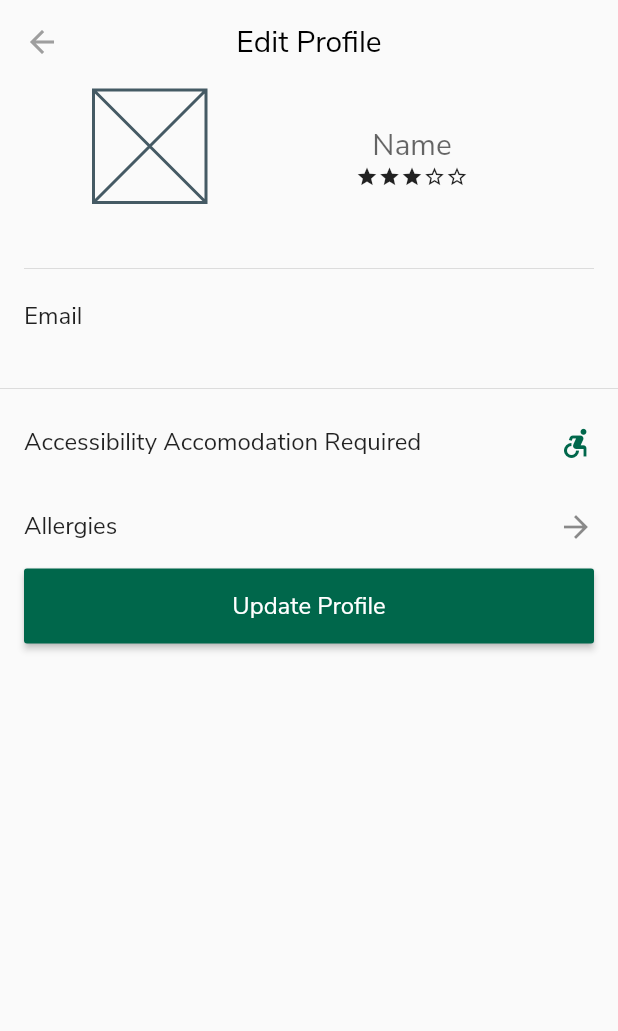
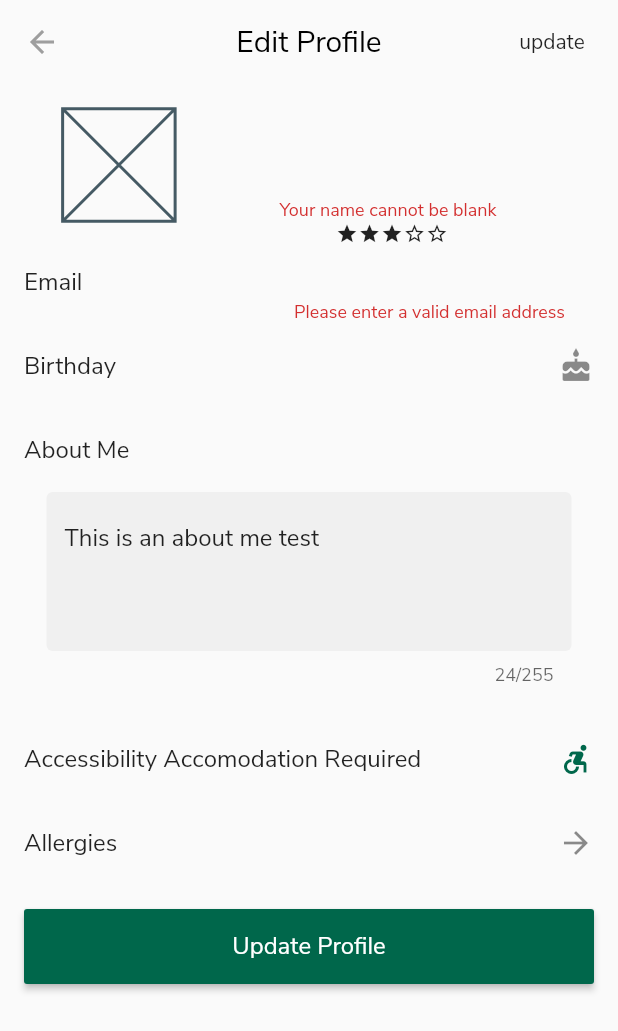
Before and after one commit to baileysp/humanaty, a Flutter app: the Profile screen opened directly with empty values, after a tap on "Accessibility Accomodation Required", after a tap on "Update Profile", on a phone screen of 412 x 824 dp. Shown: the top 1031 px of the screen. Run offline on Flutter 3.47's test engine with Material 2 defaults, Android fonts, the phone set to English and light mode, and no system bars; our stand-ins replace cloud_firestore, firebase_auth, flutter_datetime_picker, flutter_spinkit, google_maps_flutter, google_sign_in; missing offline and left inert: enum_to_string, loader_search_bar; accounts and stored records are empty.

Commit message:
Additional Profile Screen work
added birthday, about me.
change ui slightly

```diff
--- a/lib/models/user.dart
+++ b/lib/models/user.dart
@@ -7,12 +7,12 @@ class User {
 
 class UserData {
   final String uid;
-  final String displayName;
-  final String email;
-  final String photo;
-  final String aboutMe;
-  final String location;
-  final String birthday;
+  String displayName;
+  String email;
+  String photo;
+  String aboutMe;
+  String location;
+  DateTime birthday;
   final Map<String, bool> allergies;
 
   //currently limited to wheelChairAccessibility, can be expanded in future
--- a/lib/routes/profile/allergy.dart
+++ b/lib/routes/profile/allergy.dart
@@ -12,7 +12,6 @@ class AllergyPage extends StatefulWidget{
   @override
   _AllergyPageState createState() => _AllergyPageState();
 }
-
 class _AllergyPageState extends State<AllergyPage> {
 
   @override
--- a/lib/routes/profile/profile.dart
+++ b/lib/routes/profile/profile.dart
@@ -1,6 +1,8 @@
 import 'dart:ffi';
 
 import 'package:flutter/material.dart';
+import 'package:flutter/services.dart';
+import 'package:flutter_datetime_picker/flutter_datetime_picker.dart';
 import 'package:humanaty/common/widgets.dart';
 import 'package:humanaty/services/auth.dart';
 import 'package:humanaty/services/database.dart';
@@ -12,213 +14,200 @@ import 'package:humanaty/routes/_router.dart';
 
 class Profile extends StatefulWidget {
   final UserData userData;
-  const Profile({Key key, this.userData}): super(key: key);
+  const Profile({Key key, this.userData}) : super(key: key);
 
   @override
   ProfileState createState() => ProfileState();
-
 }
 
 class ProfileState extends State<Profile> {
+  final _nameController = TextEditingController();
+  final _emailController = TextEditingController();
+  final _aboutMeController = TextEditingController();
+
   final FocusNode _emailFocus = FocusNode();
-  //bool _accessibilityAccommodations;
+  final _updateProfileFormKey = GlobalKey<FormState>();
 
   @override
   void initState() {
-    //_accessibilityAccommodations = ;
-    //this.userData;
     super.initState();
   }
 
   @override
   Widget build(BuildContext context) {
     final _auth = Provider.of<AuthService>(context);
-    return profile(_auth, widget.userData, context);
-    // return StreamBuilder<UserData>(
-    //     stream: DatabaseService(uid: _auth.user.uid).userData,
-    //     builder: (context, snapshot) {
-    //       if (snapshot.hasData) {
-    //         UserData userData = snapshot.data;
-    //         return profile(_auth, userData, context);
-    //       }
-    //       Navigator.pop(context);
-    //       _auth.signOut();
-    //       return Loading();
-    //     });
+    return profile(context, _auth, widget.userData);
   }
 
-  Widget profile(AuthService _auth, UserData userData, BuildContext context) {
+  Widget profile(BuildContext context, AuthService _auth, UserData userData) {
     return Scaffold(
-      appBar: HumanatyAppBar(displayBackBtn: true, title: "Edit Profile"),
-      resizeToAvoidBottomInset: false,
-      body: SingleChildScrollView(
+      appBar: HumanatyAppBar(
+          displayBackBtn: true,
+          title: "Edit Profile",
+          actions: [updateProfileAppBar(context, _auth, userData)]),
+      //resizeToAvoidBottomInset: false,
+      body: ListView(
+          children: <Widget> [
+            Form(
+            key: _updateProfileFormKey,
             child: Column(children: <Widget>[
               header(userData),
+              emailField(userData),
+              birthdayField(context, userData),
+            ])),
+            aboutMeField(userData,),
             SizedBox(height: 20),
-          //test(),
-          Padding(
-              padding: const EdgeInsets.all(16.0),
-              child: Column(
-                children: <Widget>[
-                  //emailEntry(userData.email),
-                  Divider(),
-                  emailEdit(userData.email),
-                ],
-              )),
-          //emailEntry(),
-          Divider(),
-          //profileEntry(),
             wheelChairAccessiblity(userData),
-          allergyButton( context, _auth, userData),
-          updateProfile(_auth, userData)
-      ])),
-    );
-  }
-
-  Widget profileEntry(UserData userData) {
-    return Column(
-      crossAxisAlignment: CrossAxisAlignment.start,
-      children: <Widget>[
-        Row(
-          children: <Widget>[
-            Expanded(
-              child: TextFormField(
-                cursorColor: Pallete.humanGreen,
-                style: TextStyle(
-                    //color: Colors.red
-                    //backgroundColor: Colors.red,
-                    //decorationColor: Colors.red
+            allergyButton(context, _auth, userData),
+            SizedBox(height: 16),
+            updateProfile(context, _auth, userData)
+          ]
         ),
-                initialValue: userData.displayName,
-                decoration: InputDecoration(
-                    labelText: "First Name",
-                    labelStyle: TextStyle(fontSize: 16),
-                    border: InputBorder.none),
-              ),
-            ),
-            Expanded(
-                child: TextFormField(
-              decoration: InputDecoration(
-                  hintText: "Last Name",
-                  border: UnderlineInputBorder(
-                      borderSide: BorderSide(
-                          //color: Pallete.humanGreen
-                          ))),
-            ))
-          ],
-        ),
-      ],
     );
   }
 
   Widget header(UserData userData) {
-    return Row(
-      mainAxisAlignment: MainAxisAlignment.spaceEvenly,
+    return Padding(
+      padding: const EdgeInsets.only(right: 16, left: 32),
+      child: Row(
+        mainAxisAlignment: MainAxisAlignment.spaceAround,
         children: <Widget>[
           SizedBox(width: 75, height: 75, child: Placeholder()),
           //SizedBox(width: 50),
           Container(
-          height: 70,
-          width: 150,
+            height: 100,
+            width: 250,
             child: Column(
               children: <Widget>[
-              nameField(userData.displayName),
+                SizedBox(height: 16),
+                nameField(userData),
                 Row(
                   mainAxisAlignment: MainAxisAlignment.center,
                   children: <Widget>[
-                  HumanatyRating(rating: userData.consumerRating, starSize: 15)
+                    HumanatyRating(
+                        rating: userData.consumerRating, starSize: 15)
                   ],
                 )
               ],
             ),
           )
         ],
+      ),
     );
   }
 
-  Widget nameField(String displayName) {
-    return TextFormField(
-      initialValue: displayName,
-      style: TextStyle(fontSize: 20),
+  Widget nameField(UserData userData) {
+    _nameController.text = userData.displayName;
+    return Row(
+      mainAxisAlignment: MainAxisAlignment.center,
+      children: <Widget>[
+        SizedBox(
+            width: 150,
+            child: TextFormField(
+                controller: _nameController,
+                style: TextStyle(fontSize: 18),
                 textAlign: TextAlign.center,
-      cursorColor: Pallete.humanGreenLight,
                 decoration: InputDecoration(
-          contentPadding: EdgeInsets.only(bottom: -20),
-          hintText: "Name",
+                    contentPadding: EdgeInsets.only(),
                     border: InputBorder.none),
+                validator: nameValidator))
+      ],
     );
   }
 
-  Widget emailEntry(String email) {
-    return TextFormField(
-      initialValue: email,
-      style: TextStyle(fontSize: 16),
+  Widget emailField(UserData userData) {
+    _emailController.text = userData.email;
+    return ListTile(
+      title: Text("Email"),
+      trailing: SizedBox(
+        width: 200,
+        child: TextFormField(
+          controller: _emailController,
           focusNode: _emailFocus,
-      cursorColor: Pallete.humanGreenLight,
+          textAlign: TextAlign.right,
           decoration: InputDecoration(
             contentPadding: EdgeInsets.only(),
-          labelText: "Email",
-          labelStyle: TextStyle(
-              color: Colors.black, fontSize: 20, fontWeight: FontWeight.w600),
-          border: InputBorder.none),
+            border: InputBorder.none,
+          ),
+          inputFormatters: [BlacklistingTextInputFormatter(RegExp('[ ]'))],
+          validator: emailValidator,
+        ),
+      ),
+      onTap: () {
+        FocusScope.of(context).requestFocus(_emailFocus);
+      },
     );
   }
 
-  Widget emailEdit(String email){
-    return Row(
-      mainAxisAlignment: MainAxisAlignment.spaceBetween,
+  Widget aboutMeField(UserData userData) {
+    _aboutMeController.text = userData.aboutMe;
+    return Column(
       children: <Widget>[
-        Text("Email", style: TextStyle(fontSize: 16),),
+        ListTile(title: Text("About Me"),),
         SizedBox(
-          width: 300,
+          width: 350,
           child: TextFormField(
-            textAlign: TextAlign.right,
-            initialValue: email,
-            decoration: InputDecoration(
-              contentPadding: EdgeInsets.only(),
-              border: InputBorder.none
-            ),
-          ),
+            maxLines: 3,
+            maxLength: 255,
+            controller: _aboutMeController,
+            keyboardType: TextInputType.multiline,
+            textInputAction: TextInputAction.done,
+            decoration: textInputDecoration
+          )
         )
       ],
     );
   }
 
+  Widget birthdayField(BuildContext context, UserData userData) {
+    return ListTile(
+        title: Text("Birthday"),
+        trailing: Icon(Icons.cake),
+        onTap: () {
+          DatePicker.showDatePicker(context, currentTime: userData.birthday,
+              onConfirm: (date) {
+            userData.birthday = date;
+          },
+              theme: DatePickerTheme(
+                  doneStyle: TextStyle(color: Pallete.humanGreen)));
+        });
+  }
 
-
-  Widget birthDayEntry() {
-    return TextFormField(
-      focusNode: _emailFocus,
-      cursorColor: Pallete.humanGreenLight,
-      decoration: InputDecoration(
-          contentPadding: EdgeInsets.only(top: 20),
-          labelText: "Email",
-          labelStyle: TextStyle(color: Colors.black, fontSize: 40),
-          border: InputBorder.none),
+  Widget wheelChairAccessiblity(UserData userData) {
+    return ListTile(
+      trailing: Icon(
+          userData.accessibilityAccommodations
+              ? Icons.accessible_forward
+              : Icons.accessibility,
+          color: userData.accessibilityAccommodations
+              ? Pallete.humanGreen
+              : Colors.black45),
+      title: Text("Accessibility Accomodation Required"),
+      onTap: () {
+        setState(() {
+          userData.accessibilityAccommodations =
+              !userData.accessibilityAccommodations;
+        });
+      },
     );
   }
 
-
-  Widget wheelChairAccessiblity(UserData userData){
+  Widget allergyButton(BuildContext context, AuthService _auth, UserData userData) {
     return ListTile(
-      trailing: Icon(userData.accessibilityAccommodations ? Icons.accessible_forward : Icons.accessibility,
-                    color: userData.accessibilityAccommodations ? Pallete.humanGreen : Colors.black45),
-      title: Text("Accessibility Accomodation Required"),
-      onTap: (){setState(() {
-        userData.accessibilityAccommodations = !userData.accessibilityAccommodations;
-      });},
+      trailing: Icon(Icons.arrow_forward),
+      title: Text("Allergies"),
+      onTap: () {
+        Navigator.push(
+          context,
+          MaterialPageRoute(
+              builder: (context) =>
+                  AllergyPage(userAllergies: userData.allergies, auth: _auth)),
+        );
+      },
     );
   }
 
-  Widget allergyButton( BuildContext context, AuthService _auth, UserData userData) {
-    return ListTile(
-      trailing: Icon(Icons.arrow_forward),
-      title: Text("Allergies"),
-      onTap: (){Navigator.push(context,MaterialPageRoute(builder: (context) => AllergyPage(userAllergies: userData.allergies, auth: _auth)),);},
-    );
-  }
-
-  Widget updateProfile(AuthService _auth, UserData userData){
+  Widget updateProfile(BuildContext context, AuthService _auth, UserData userData) {
     return Padding(
       padding: const EdgeInsets.only(right: 16.0, left: 16.0),
       child: Container(
@@ -226,11 +215,37 @@ class ProfileState extends State<Profile> {
         height: 50.0,
         child: RaisedButton(
             color: Pallete.humanGreen,
-            onPressed: () async {await DatabaseService(uid: _auth.user.uid).updateUserData(userData);},
-            child: Text(
-                "Update Profile",
+            onPressed: () async {
+              updateProfileFunc(context, _auth, userData);
+            },
+            child: Text("Update Profile",
                 style: TextStyle(color: Colors.white, fontSize: 16.0))),
       ),
     );
   }
+
+  Widget updateProfileAppBar(BuildContext context, AuthService _auth, UserData userData) {
+    return FlatButton(
+        onPressed: () async {
+          updateProfileFunc(context, _auth, userData);
+        },
+        child: Text(
+          "update",
+          style: TextStyle(color: Colors.black87),
+        ));
   }
+
+  void updateProfileFunc(
+      BuildContext context, AuthService _auth, UserData userData) async {
+    if (_updateProfileFormKey.currentState.validate()) {
+      String displayName = _nameController.text.trim();
+      String email = _emailController.text;
+      String aboutMe = _aboutMeController.text;
+      userData.displayName = displayName;
+      //userData.email = email;
+      userData.aboutMe = aboutMe;
+
+      await DatabaseService(uid: _auth.user.uid).updateUserData(userData);
+    }
+  }
+}
--- a/lib/services/database.dart
+++ b/lib/services/database.dart
@@ -8,28 +8,25 @@ class DatabaseService{
   final CollectionReference userCollection = Firestore.instance.collection('users');
 
   Future<void> createUserDoc(String displayName, String email) async{
+    String currentYMD = DateTime.now().toString();
     return await userCollection.document(uid).setData({
       'displayName': displayName,
       'email' : email,
+      'aboutMe' : "",
+      'birthday' : currentYMD.substring(0, currentYMD.indexOf(" ")),
       'allergies' : Allergy().allergyMap,
       'accessibilityAccommodations' : false,
       'uid': uid
     });
   }
 
-   // Future<void> updateUserData(String displayName, String photo, String aboutMe, String location, String birthday, List<String> dietaryRestrictions, bool wheelchairRequired) async {
-  //   return await userCollection.document(uid).setData({
-  //     'displayName' : displayName,
-  //     'photo' : photo,
-  //     'aboutMe'
-  //   }, merge: true);
-  // }
-
   UserData _userDataFromSnapshot(DocumentSnapshot snapshot){
    return UserData(
       uid: uid,
       displayName: snapshot.data['displayName'],
       email: snapshot.data['email'],
+      aboutMe: snapshot.data['aboutMe'],
+      birthday: DateTime.parse(snapshot.data['birthday']),
       allergies: Map.from(snapshot.data['allergies']),
       accessibilityAccommodations: snapshot.data['accessibilityAccommodations']
     );
@@ -46,22 +43,13 @@ class DatabaseService{
   }
 
   Future<void> updateUserData(UserData userData) async{
-    //oldUserDoc =
+    String userBirthday = userData.birthday.toString();
     return await userCollection.document(uid).updateData({
       'displayName': userData.displayName,
-      'email' : userData.email,
+      //'email' : userData.email,
+      'aboutMe' : userData.aboutMe,
+      'birthday' : userBirthday.substring(0, userBirthday.indexOf(" ")),
       'accessibilityAccommodations' : userData.accessibilityAccommodations
     });
   }
-
-  // Future<void> updateUserData(String displayName, String photo, String aboutMe, String location, String birthday, List<String> dietaryRestrictions, bool wheelchairRequired) async {
-  //   return await userCollection.document(uid).setData({
-  //     'displayName' : displayName,
-  //     'photo' : photo,
-  //     'aboutMe'
-  //   }, merge: true);
-  // }
-
-
-
 }
--- a/lib/util/validator.dart
+++ b/lib/util/validator.dart
@@ -1,13 +1,18 @@
 import 'package:flutter/material.dart';
 
+String nameValidator(String displayName){
+  String nameValid = (displayName == null || !displayName.isNotEmpty) ? "Your name cannot be blank" : null;
+  return nameValid;
+}
+
 String emailValidator(String email){
-  var emailValid = !RegExp(r"^[a-zA-Z0-9.a-zA-Z0-9.!#$%&'*+-/=?^_`{|}~]+@[a-zA-Z0-9]+\.[a-zA-Z]+").hasMatch(email) ?
+  String emailValid = !RegExp(r"^[a-zA-Z0-9.a-zA-Z0-9.!#$%&'*+-/=?^_`{|}~]+@[a-zA-Z0-9]+\.[a-zA-Z]+").hasMatch(email) ?
                             "Please enter a valid email address" : null;
   return emailValid;
 }
 
 String passwordValidator(String password){
-  var passValid = password.length < 8 ? "Your password must have at least 8 characters" : null;
+  String passValid = password.length < 8 ? "Your password must have at least 8 characters" : null;
   return passValid;
 }
 
--- a/pubspec.yaml
+++ b/pubspec.yaml
@@ -43,6 +43,8 @@ dependencies:
 
   #enum to string
   enum_to_string: ^1.0.8
+
+  flutter_datetime_picker: ^1.3.4
 
 dev_dependencies:
   flutter_test:
```
Also changed, not shown: pubspec.lock. Lines whose indentation alone changed are shown as unchanged.
